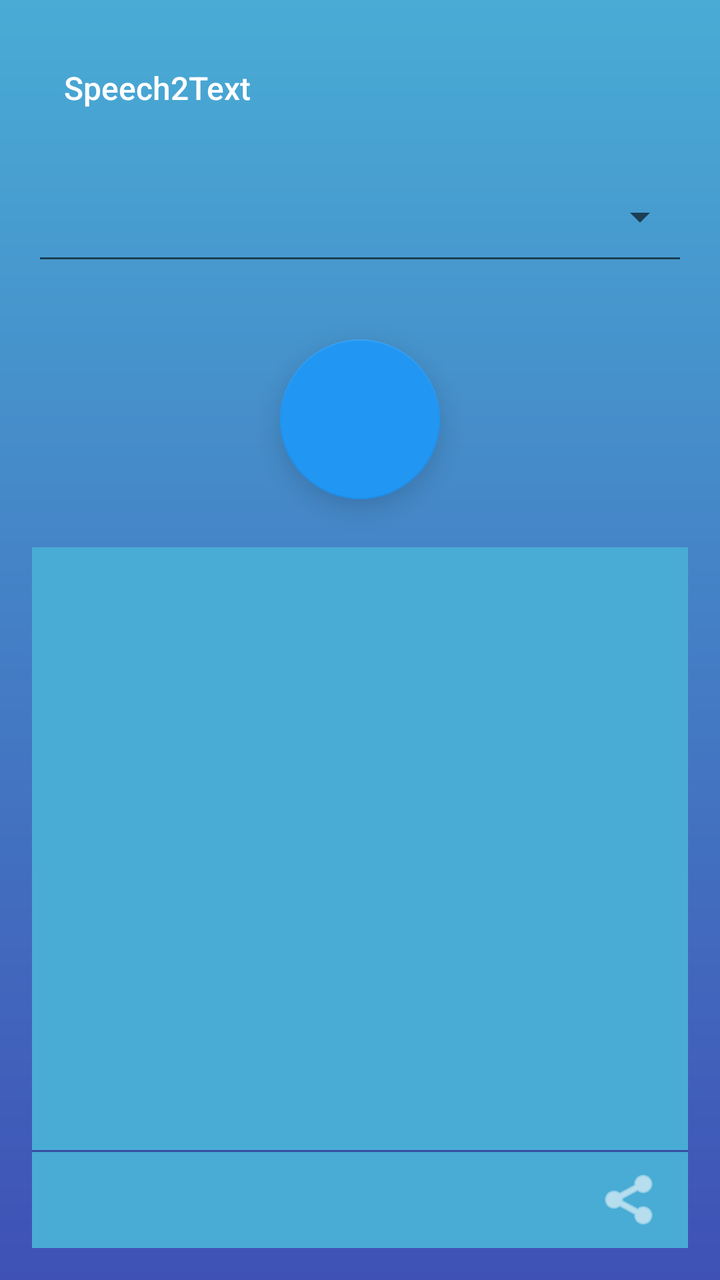
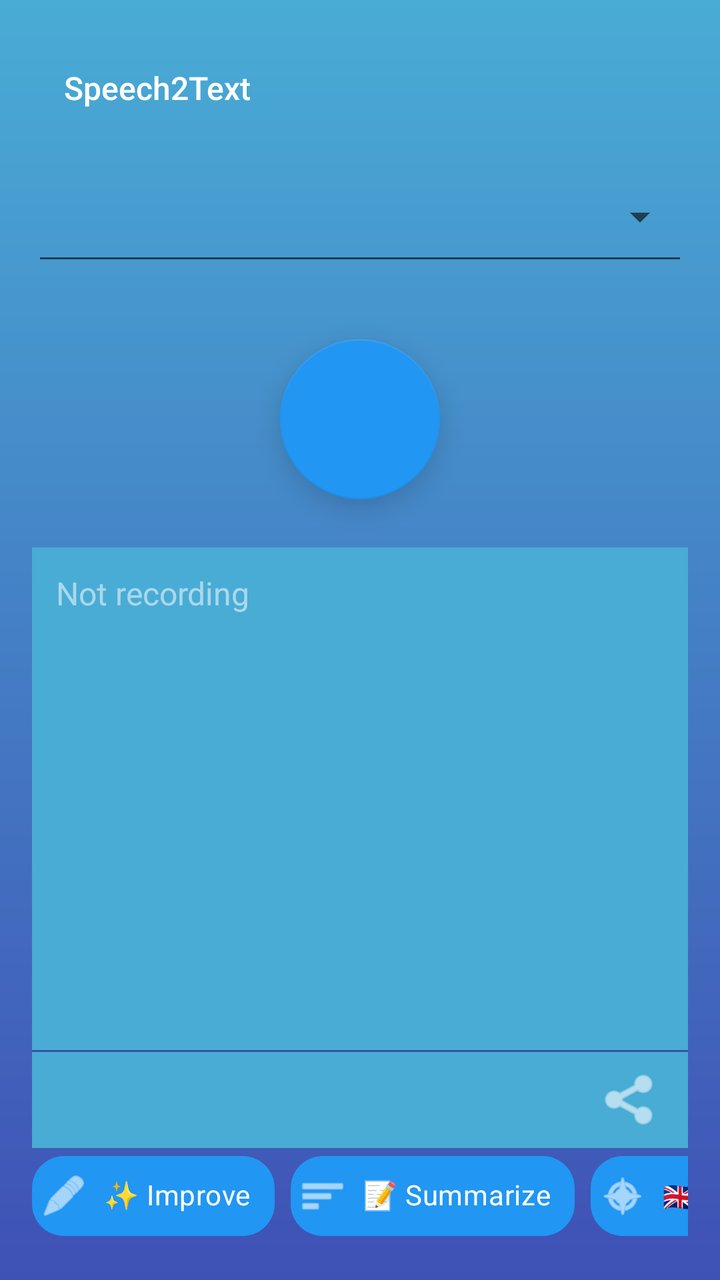

Screens rendered from an Android XML layout before and after an edit, with the pre-edit source and the edit as a unified diff.
<!-- AndroidManifest.xml: application theme AppTheme -->
<!-- res/layout/activity_main.xml -->
<?xml version="1.0" encoding="utf-8"?>
<LinearLayout xmlns:android="http://schemas.android.com/apk/res/android"
    xmlns:app="http://schemas.android.com/apk/res-auto"
    android:id="@+id/activity_main"
    android:orientation="vertical"
    android:padding="16dp"
    android:background="@drawable/background_shape"
    android:layout_width="match_parent"
    android:layout_height="match_parent">

    <androidx.appcompat.widget.Toolbar
        android:id="@+id/toolbar"
        android:layout_width="match_parent"
        android:layout_height="?attr/actionBarSize"
        app:title="@string/app_name"
        app:layout_constraintTop_toTopOf="parent"/>

    <com.google.android.material.textfield.TextInputLayout
        style="@style/Widget.MaterialComponents.TextInputLayout.OutlinedBox.ExposedDropdownMenu"
        android:layout_width="match_parent"
        android:layout_height="wrap_content"
        android:layout_marginTop="2dp"
        android:hint="@string/select_method"
        android:textColorHint="@color/white"
        app:boxStrokeColor="@color/white"
        app:hintTextColor="@color/white">

        <AutoCompleteTextView
            android:hint="@string/select_method"
            android:id="@+id/spMethod"
            style="@style/CustomAutoCompleteTextView"
            android:layout_width="match_parent"
            android:layout_height="wrap_content"
            android:inputType="none"
            android:textColor="@color/white"
            android:popupBackground="@color/blueDarker"
            android:dropDownHeight="wrap_content" />
    </com.google.android.material.textfield.TextInputLayout>

    <RadioGroup
        android:id="@+id/rgLanguage"
        android:layout_width="match_parent"
        android:layout_height="wrap_content"
        android:orientation="horizontal"
        android:layout_marginTop="8dp" />

    <com.google.android.material.floatingactionbutton.FloatingActionButton
        android:id="@+id/microSwitch"
        android:layout_width="wrap_content"
        android:layout_height="wrap_content"
        android:layout_gravity="center_horizontal"
        android:layout_marginTop="24dp"
        android:layout_marginBottom="24dp"
        android:contentDescription="@string/microphone_toggle"
        app:fabSize="auto"
        app:fabCustomSize="80dp"
        app:maxImageSize="48dp"
        app:elevation="8dp"
        app:hoveredFocusedTranslationZ="16dp"
        app:pressedTranslationZ="12dp"
        app:rippleColor="@color/white"
        app:tint="@color/white"
        app:backgroundTint="@color/blue" />

    <ScrollView
        android:layout_width="match_parent"
        android:layout_height="0dp"
        android:layout_weight="1"
        android:background="@color/blueLight"
        android:fillViewport="true">

        <TextView
            android:id="@+id/tvResult"
            android:layout_width="match_parent"
            android:layout_height="wrap_content"
            android:padding="12dp"
            android:textColor="@color/white"
            android:textSize="16sp" />
    </ScrollView>

    <View
        android:layout_width="match_parent"
        android:layout_height="1dp"
        android:background="#22000000" />

    <FrameLayout
        android:layout_width="match_parent"
        android:layout_height="wrap_content"
        android:background="@color/blueLight"
        android:minHeight="40dp">

        <TextView
            android:id="@+id/tvInfo"
            android:layout_width="match_parent"
            android:layout_height="match_parent"
            android:gravity="center_vertical"
            android:paddingStart="12dp"
            android:paddingEnd="60dp"
            android:textStyle="italic"
            android:textColor="#CCFFFFFF"
            android:textSize="13sp" />

        <ImageButton
            android:id="@+id/btnShare"
            android:layout_width="48dp"
            android:layout_height="48dp"
            android:layout_gravity="center_vertical|end"
            android:layout_marginEnd="4dp"
            android:background="?attr/selectableItemBackgroundBorderless"
            android:contentDescription="@string/share_transcription"
            android:src="@android:drawable/ic_menu_share"
            app:tint="@color/white" />
    </FrameLayout>

</LinearLayout>
<!-- resources referenced by this layout -->
<resources>
  <color name="blue">#2196F3</color>
  <color name="blueDarker">#3F51B5</color>
  <color name="blueLight">#49acd5</color>
  <color name="white">#FFFFFFFF</color>
  <!-- drawable background_shape (drawable) -->
  <shape xmlns:android="http://schemas.android.com/apk/res/android">
      <gradient android:angle="90"
          android:startColor="#3F51B5"
          android:endColor="@color/blueLight"
          android:type="linear"/>
  </shape>
  <string name="app_name">Speech2Text</string>
  <string name="microphone_toggle">Toggle microphone</string>
  <string name="select_method">""</string>
  <string name="share_transcription">Share transcription</string>
  <style name="CustomAutoCompleteTextView" parent="Widget.AppCompat.AutoCompleteTextView">
          <item name="android:popupBackground">@color/blueDarker</item>
          <item name="android:dropDownSelector">@color/blueLight</item>
          <item name="android:textColor">@color/white</item>
      </style>
  <style name="AppTheme" parent="Theme.MaterialComponents.DayNight.NoActionBar">
          
          <item name="colorPrimary">@color/blueLight</item>
          <item name="colorPrimaryDark">@color/colorPrimaryDark</item>
          <item name="colorAccent">@color/colorAccent</item>
          <item name="android:itemBackground">@color/colorDark</item>
          <item name="android:textColorPrimary">@color/white</item>
          <item name="toolbarStyle">@style/CustomToolbar</item>
          <item name="spinnerStyle">@style/SpinnerStyle</item>
          <item name="android:spinnerItemStyle">@style/SpinnerItemStyle</item>
          <item name="android:spinnerDropDownItemStyle">@style/SpinnerDropDownItemStyle</item>
  
      </style>
  <color name="colorPrimaryDark">#2f333f</color>
  <color name="colorAccent">#FF4081</color>
  <color name="colorDark">#777CA3</color>
  <style name="CustomToolbar" parent="Widget.AppCompat.Toolbar">
          <item name="titleTextAppearance">@style/ActionBarTitleText</item>
      </style>
  <style name="SpinnerStyle" parent="Widget.AppCompat.Spinner">
          <item name="android:popupBackground">@color/blueLight</item>
          <item name="android:textColor">@color/white</item>
          <item name="android:textSize">24sp</item>
      </style>
  <style name="SpinnerItemStyle" parent="Widget.AppCompat.Spinner">
          <item name="android:textColor">@color/white</item>
          <item name="android:textSize">18sp</item>
      </style>
  <style name="SpinnerDropDownItemStyle" parent="Widget.AppCompat.Spinner.DropDown">
          <item name="android:textColor">@color/white</item>
          <item name="android:textSize">12sp</item>
      </style>
  <style name="ActionBarTitleText" parent="TextAppearance.Widget.AppCompat.Toolbar.Title">
          <item name="android:textColor">@color/colorWhite</item>
          <item name="android:textSize">16sp</item>
      </style>
  <color name="colorWhite">#ffffff</color>
</resources>

<!-- the commit's change to res/layout/activity_main.xml (unified diff, before → after) -->
@@ -9,7 +9,7 @@
     android:layout_height="match_parent">
 
     <androidx.appcompat.widget.Toolbar
-        android:id="@+id/toolbar"
+        android:id="@+id/toolbar_main"
         android:layout_width="match_parent"
         android:layout_height="?attr/actionBarSize"
         app:title="@string/app_name"
@@ -69,14 +69,24 @@
         android:background="@color/blueLight"
         android:fillViewport="true">
 
-        <TextView
-            android:id="@+id/tvResult"
+        <EditText
+            android:id="@+id/evResult"
             android:layout_width="match_parent"
-            android:layout_height="wrap_content"
+            android:layout_height="match_parent"
             android:padding="12dp"
             android:textColor="@color/white"
-            android:textSize="16sp" />
+            android:textSize="16sp"
+            android:background="@android:color/transparent"
+            android:inputType="textMultiLine|textNoSuggestions"
+            android:gravity="top|start"
+            android:hint="@string/info_not_recording"
+            android:textColorHint="#88FFFFFF"
+            android:importantForAutofill="no"
+            android:scrollbars="vertical"
+            android:overScrollMode="always"
+            android:minHeight="200dp" />
     </ScrollView>
+
 
     <View
         android:layout_width="match_parent"
@@ -111,5 +121,91 @@
             android:src="@android:drawable/ic_menu_share"
             app:tint="@color/white" />
     </FrameLayout>
+    <HorizontalScrollView
+        android:layout_width="match_parent"
+        android:layout_height="wrap_content"
+        android:scrollbars="none"
+        android:layout_marginBottom="2dp">
+
+        <com.google.android.material.chip.ChipGroup
+            android:id="@+id/chip_group_actions"
+            android:layout_width="wrap_content"
+            android:layout_height="wrap_content"
+            app:singleLine="true"
+            app:chipSpacing="8dp">
+
+            <com.google.android.material.chip.Chip
+                android:id="@+id/chip_improve"
+                android:layout_width="wrap_content"
+                android:layout_height="wrap_content"
+                android:text="@string/improve_text"
+                android:textColor="@color/white"
+                android:clickable="true"
+                android:focusable="true"
+                app:chipIcon="@android:drawable/ic_menu_edit"
+                app:chipIconTint="@color/white"
+                app:chipBackgroundColor="@color/blue"
+                app:chipCornerRadius="16dp"
+                app:chipMinHeight="40dp"/>
+
+            <com.google.android.material.chip.Chip
+                android:id="@+id/chip_summarize"
+                android:layout_width="wrap_content"
+                android:layout_height="wrap_content"
+                android:text="@string/summarize_text"
+                android:textColor="@color/white"
+                android:clickable="true"
+                android:focusable="true"
+                app:chipIcon="@android:drawable/ic_menu_sort_by_size"
+                app:chipIconTint="@color/white"
+                app:chipBackgroundColor="@color/blue"
+                app:chipCornerRadius="16dp"
+                app:chipMinHeight="40dp"/>
+
+            <com.google.android.material.chip.Chip
+                android:id="@+id/chip_translate_1"
+                android:layout_width="wrap_content"
+                android:layout_height="wrap_content"
+                android:text="@string/translate_to_en"
+                android:textColor="@color/white"
+                android:clickable="true"
+                android:focusable="true"
+                app:chipIcon="@android:drawable/ic_menu_compass"
+                app:chipIconTint="@color/white"
+                app:chipBackgroundColor="@color/blue"
+                app:chipCornerRadius="16dp"
+                app:chipMinHeight="40dp"/>
+
+            <com.google.android.material.chip.Chip
+                android:id="@+id/chip_translate_2"
+                android:layout_width="wrap_content"
+                android:layout_height="wrap_content"
+                android:text="@string/translate_to_de"
+                android:textColor="@color/white"
+                android:clickable="true"
+                android:focusable="true"
+                app:chipIcon="@android:drawable/ic_menu_compass"
+                app:chipIconTint="@color/white"
+                app:chipBackgroundColor="@color/blue"
+                app:chipCornerRadius="16dp"
+                app:chipMinHeight="40dp"/>
+
+            <com.google.android.material.chip.Chip
+                android:id="@+id/chip_ask_question"
+                android:layout_width="wrap_content"
+                android:layout_height="wrap_content"
+                android:text="@string/ask_question"
+                android:textColor="@color/white"
+                android:clickable="true"
+                android:focusable="true"
+                app:chipIcon="@android:drawable/ic_menu_help"
+                app:chipIconTint="@color/white"
+                app:chipBackgroundColor="@color/blue"
+                app:chipCornerRadius="16dp"
+                app:chipMinHeight="40dp"/>
+
+
+        </com.google.android.material.chip.ChipGroup>
+    </HorizontalScrollView>
 
 </LinearLayout>
<!-- resource entries referenced after the edit -->
@@ -12,9 +12,15 @@
           android:type="linear"/>
   </shape>
   <string name="app_name">Speech2Text</string>
+  <string name="ask_question">❓ Answer</string>
+  <string name="improve_text">✨ Improve</string>
+  <string name="info_not_recording">Not recording</string>
   <string name="microphone_toggle">Toggle microphone</string>
   <string name="select_method">""</string>
   <string name="share_transcription">Share transcription</string>
+  <string name="summarize_text">📝 Summarize</string>
+  <string name="translate_to_de">🇩🇪 → German</string>
+  <string name="translate_to_en">🇬🇧 → English</string>
   <style name="CustomAutoCompleteTextView" parent="Widget.AppCompat.AutoCompleteTextView">
           <item name="android:popupBackground">@color/blueDarker</item>
           <item name="android:dropDownSelector">@color/blueLight</item>
